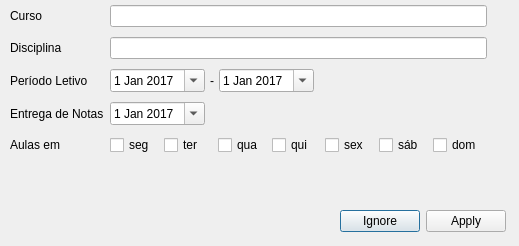
The window that windowaddcal.ui (lattice0/Tikz-Tak) describes before a commit, drawn with Qt 5.
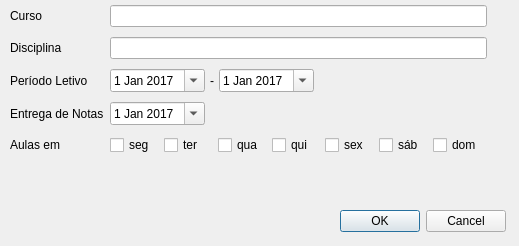
The same window after the commit.

```diff
--- a/windowaddcal.ui
+++ b/windowaddcal.ui
@@ -244,7 +244,7 @@
     </rect>
    </property>
    <property name="standardButtons">
-    <set>QDialogButtonBox::Apply|QDialogButtonBox::Ignore</set>
+    <set>QDialogButtonBox::Cancel|QDialogButtonBox::Ok</set>
    </property>
   </widget>
  </widget>
```
